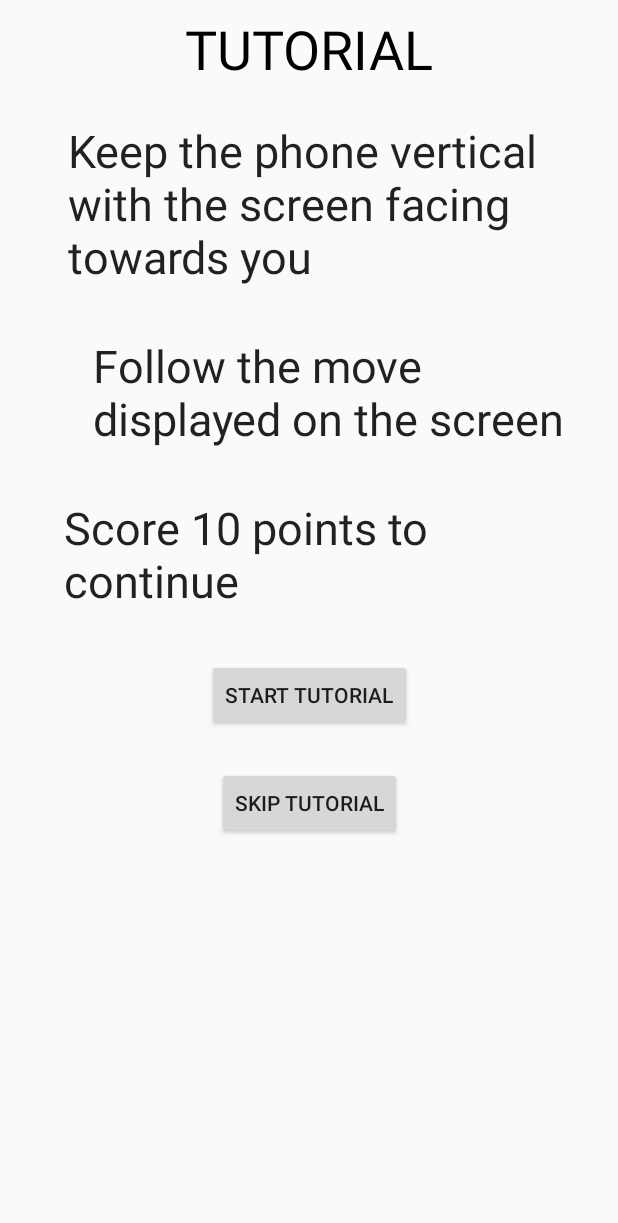
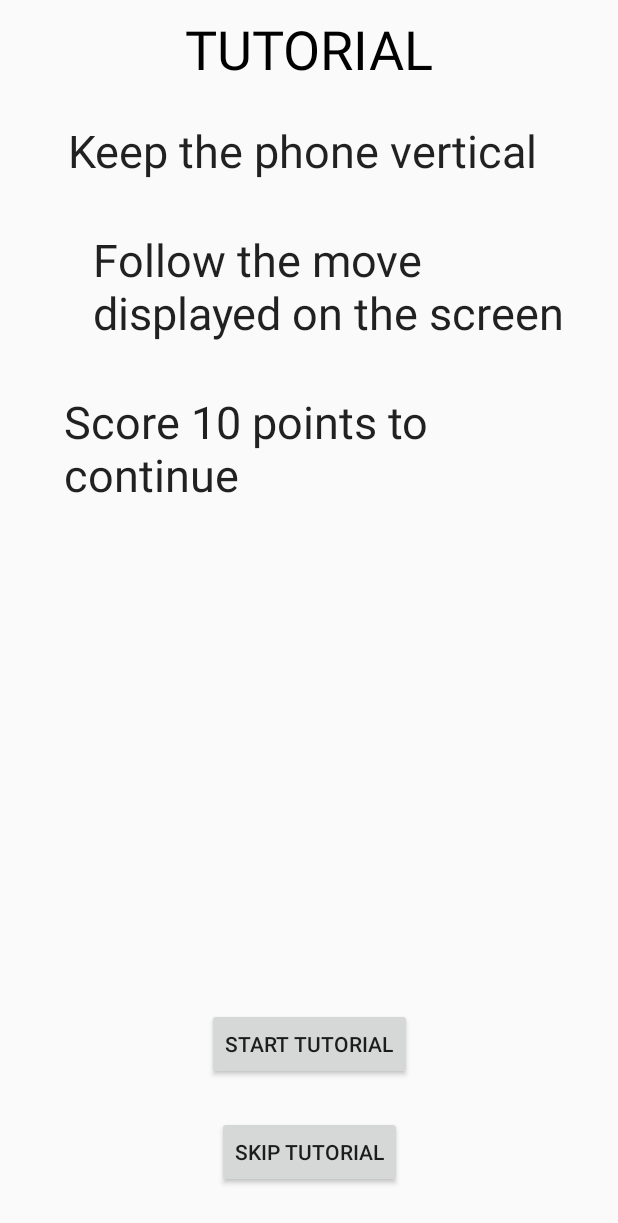
Before and after one commit to dic15afr/Danz, an Android app: the PreTutorial screen opened directly, with no data from a screen before it, on a phone screen of 412 x 824 dp. Shown: the top 1223 px of the screen. Run offline under Robolectric (Android 15) with nearby library versions, the phone set to English and light mode, and no system bars.

Commit message:
Bug fix and changed tutorial text

```diff
--- a/app/src/main/res/layout/activity_pre_tutorial.xml
+++ b/app/src/main/res/layout/activity_pre_tutorial.xml
@@ -46,16 +46,16 @@
         android:id="@+id/replayButton"
         android:layout_width="wrap_content"
         android:layout_height="wrap_content"
+        android:layout_marginBottom="24dp"
         android:layout_marginEnd="8dp"
         android:layout_marginLeft="8dp"
         android:layout_marginRight="8dp"
         android:layout_marginStart="8dp"
-        android:layout_marginTop="32dp"
         android:onClick="start"
         android:text="Start Tutorial"
+        app:layout_constraintBottom_toTopOf="@+id/skipButton"
         app:layout_constraintEnd_toEndOf="parent"
-        app:layout_constraintStart_toStartOf="parent"
-        app:layout_constraintTop_toBottomOf="@+id/tutorial3" />
+        app:layout_constraintStart_toStartOf="parent" />
 
     <TextView
         android:id="@+id/tutorial1"
@@ -66,7 +66,7 @@
         android:layout_marginRight="24dp"
         android:layout_marginStart="24dp"
         android:layout_marginTop="80dp"
-        android:text="Keep the phone vertical with the screen facing towards you"
+        android:text="Keep the phone vertical"
         android:textAppearance="@style/TextAppearance.AppCompat"
         android:textSize="30sp"
         app:layout_constraintEnd_toEndOf="parent"
@@ -78,16 +78,16 @@
         android:id="@+id/skipButton"
         android:layout_width="wrap_content"
         android:layout_height="wrap_content"
+        android:layout_marginBottom="32dp"
         android:layout_marginEnd="8dp"
         android:layout_marginLeft="8dp"
         android:layout_marginRight="8dp"
         android:layout_marginStart="8dp"
-        android:layout_marginTop="24dp"
         android:onClick="skip"
         android:text="Skip Tutorial"
+        app:layout_constraintBottom_toBottomOf="parent"
         app:layout_constraintEnd_toEndOf="parent"
-        app:layout_constraintStart_toStartOf="parent"
-        app:layout_constraintTop_toBottomOf="@+id/replayButton" />
+        app:layout_constraintStart_toStartOf="parent" />
 
     <TextView
         android:id="@+id/tutorial"
```
Also changed, not shown: app/src/main/java/com/applications/duckle/danz/Play.java (+5 -2 lines), app/src/main/res/layout/activity_post_tutorial.xml (+7 -7 lines).
